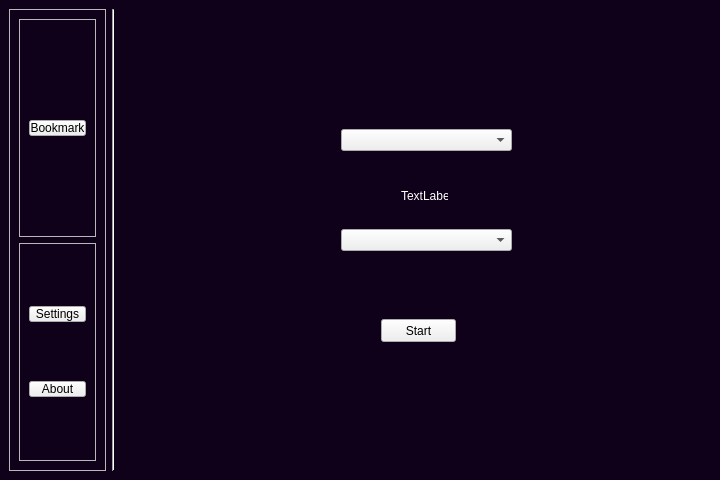
Before: the Qt Designer form src/gui/main.ui in VxyX/OcrJpKanjiLearning, drawn with Qt 5.
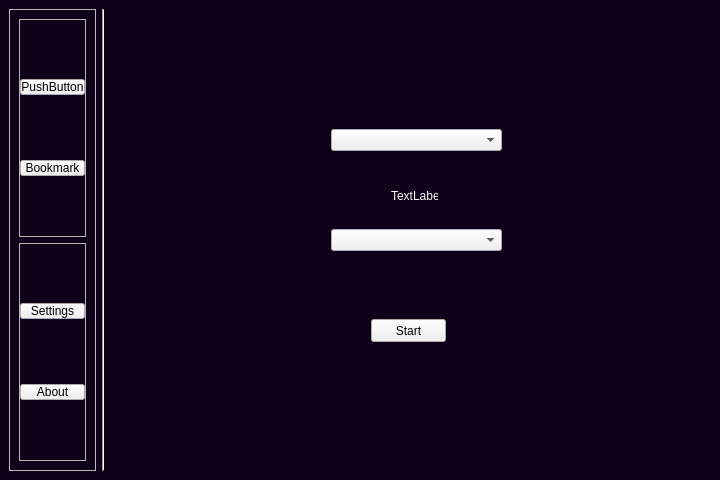
After: the same form once the commit is applied.

Patch:
```diff
--- a/src/gui/main.ui
+++ b/src/gui/main.ui
@@ -81,8 +81,33 @@
              <enum>QFrame::Raised</enum>
             </property>
             <layout class="QVBoxLayout" name="verticalLayout_3">
+             <property name="leftMargin">
+              <number>0</number>
+             </property>
+             <property name="topMargin">
+              <number>0</number>
+             </property>
+             <property name="rightMargin">
+              <number>0</number>
+             </property>
+             <property name="bottomMargin">
+              <number>0</number>
+             </property>
+             <item>
+              <widget class="QPushButton" name="pushButton">
+               <property name="text">
+                <string>PushButton</string>
+               </property>
+              </widget>
+             </item>
              <item>
               <widget class="QPushButton" name="bookmarkBtn">
+               <property name="sizePolicy">
+                <sizepolicy hsizetype="Expanding" vsizetype="Fixed">
+                 <horstretch>0</horstretch>
+                 <verstretch>0</verstretch>
+                </sizepolicy>
+               </property>
                <property name="text">
                 <string>Bookmark</string>
                </property>
@@ -100,8 +125,26 @@
              <enum>QFrame::Raised</enum>
             </property>
             <layout class="QVBoxLayout" name="verticalLayout_4">
+             <property name="leftMargin">
+              <number>0</number>
+             </property>
+             <property name="topMargin">
+              <number>0</number>
+             </property>
+             <property name="rightMargin">
+              <number>0</number>
+             </property>
+             <property name="bottomMargin">
+              <number>0</number>
+             </property>
              <item>
               <widget class="QPushButton" name="settingBtn">
+               <property name="sizePolicy">
+                <sizepolicy hsizetype="Minimum" vsizetype="Fixed">
+                 <horstretch>0</horstretch>
+                 <verstretch>0</verstretch>
+                </sizepolicy>
+               </property>
                <property name="text">
                 <string>Settings</string>
                </property>
```
